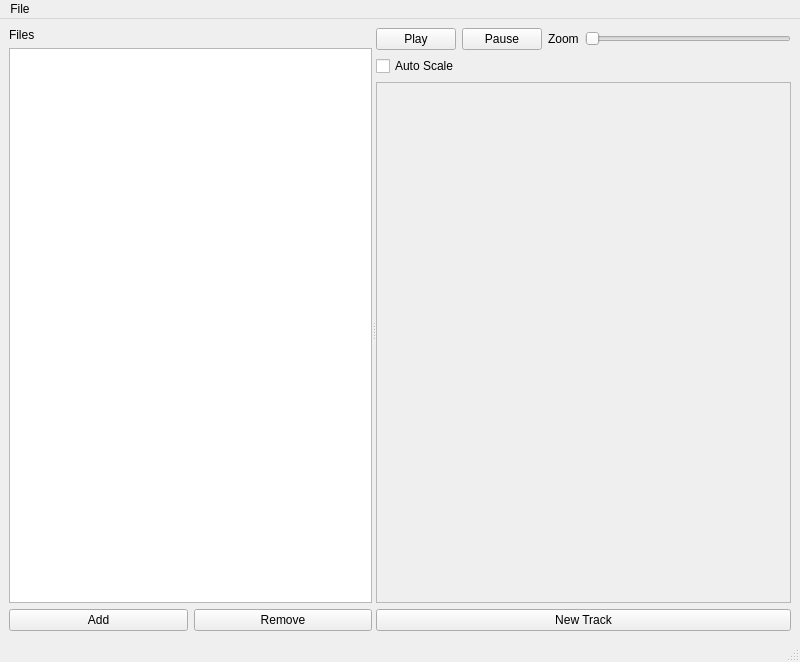
Old version of the form src/views/SPELLMainWindow.ui in the repository apersaud2018/SPELL.
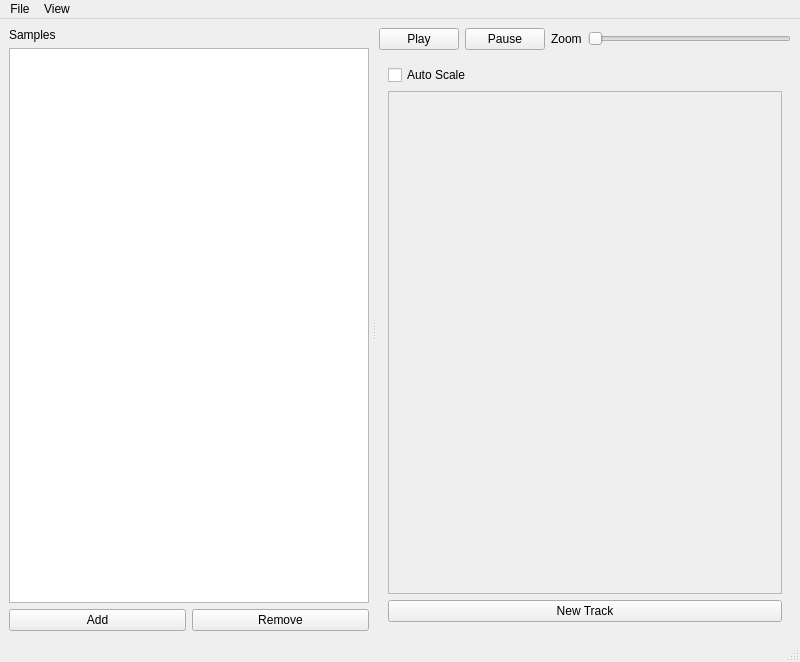
New version of the form.

Commit message: Adjusted layout for swapping timeline and note view

```diff
--- a/src/views/SPELLMainWindow.ui
+++ b/src/views/SPELLMainWindow.ui
@@ -17,15 +17,30 @@
    <layout class="QGridLayout" name="gridLayout">
     <item row="0" column="0">
      <widget class="QSplitter" name="splitter">
+      <property name="frameShape">
+       <enum>QFrame::NoFrame</enum>
+      </property>
+      <property name="frameShadow">
+       <enum>QFrame::Plain</enum>
+      </property>
       <property name="orientation">
        <enum>Qt::Horizontal</enum>
       </property>
+      <property name="opaqueResize">
+       <bool>true</bool>
+      </property>
+      <property name="handleWidth">
+       <number>10</number>
+      </property>
       <widget class="QWidget" name="layoutWidget">
        <layout class="QVBoxLayout" name="verticalLayout_3">
+        <property name="sizeConstraint">
+         <enum>QLayout::SetDefaultConstraint</enum>
+        </property>
         <item>
          <widget class="QLabel" name="audioFileListLabel">
           <property name="text">
-           <string>Files</string>
+           <string>Samples</string>
           </property>
          </widget>
         </item>
@@ -57,7 +72,7 @@
        </layout>
       </widget>
       <widget class="QWidget" name="layoutWidget">
-       <layout class="QVBoxLayout" name="rightVLayout" stretch="0,0,0,0">
+       <layout class="QVBoxLayout" name="rightVLayout" stretch="0,0">
         <item>
          <layout class="QHBoxLayout" name="horizontalLayout">
           <item>
@@ -97,6 +112,9 @@
          </layout>
         </item>
         <item>
+         <widget class="QWidget" name="tlLayoutWidget" native="true">
+          <layout class="QVBoxLayout" name="tlLayout">
+           <item>
          <widget class="QCheckBox" name="autoScale">
           <property name="text">
            <string>Auto Scale</string>
@@ -128,8 +146,8 @@
             <rect>
              <x>0</x>
              <y>0</y>
-             <width>456</width>
-             <height>517</height>
+                <width>494</width>
+                <height>478</height>
             </rect>
            </property>
            <property name="sizePolicy">
@@ -170,6 +188,9 @@
         </item>
        </layout>
       </widget>
+        </item>
+       </layout>
+      </widget>
      </widget>
     </item>
    </layout>
@@ -180,7 +201,7 @@
      <x>0</x>
      <y>0</y>
      <width>800</width>
-     <height>20</height>
+     <height>26</height>
     </rect>
    </property>
    <widget class="QMenu" name="menuFile">
@@ -189,8 +210,19 @@
     </property>
     <addaction name="actionNew"/>
     <addaction name="actionopen"/>
+    <addaction name="actionSave"/>
+    <addaction name="actionSave_As"/>
+   </widget>
+   <widget class="QMenu" name="menuView">
+    <property name="title">
+     <string>View</string>
+    </property>
+    <addaction name="actionToggle_Wave_View"/>
+    <addaction name="actionSpectrogram_View"/>
+    <addaction name="actionSwap_View"/>
    </widget>
    <addaction name="menuFile"/>
+   <addaction name="menuView"/>
   </widget>
   <widget class="QStatusBar" name="statusBar"/>
   <action name="actionNew">
```
Left out of the diff: 43 changed lines with no effect on the pictures. Lines whose indentation alone changed are shown as unchanged. The commit also changes 2 other files.
